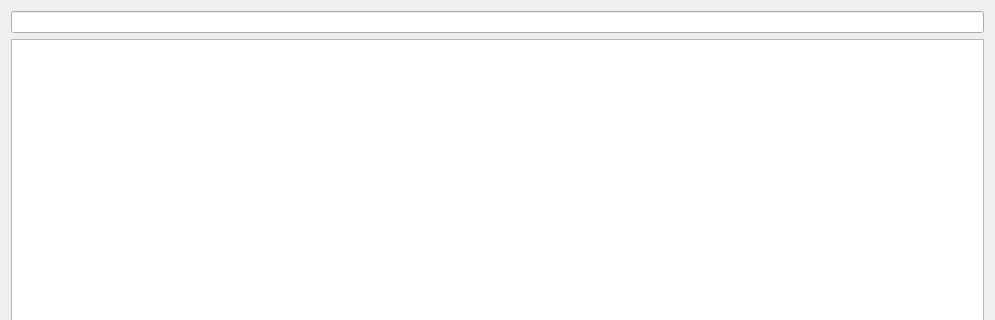
k61n/openhkl, file apps/nsxqt/ui/PeakListPropertyWidget.ui: the form before one commit; both pictures show x 0 to 995 and y 0 to 320 of the 995 by 728 pixel window.
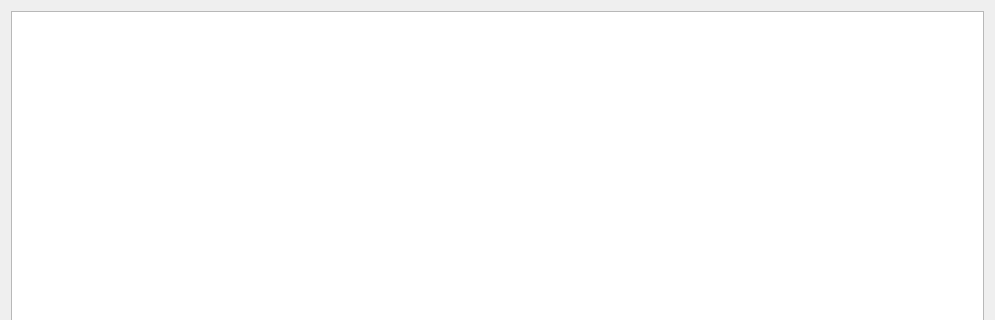
The form after the commit. Custom widgets are drawn as their Qt base class.

Patch:
```diff
--- a/apps/nsxqt/ui/PeakListPropertyWidget.ui
+++ b/apps/nsxqt/ui/PeakListPropertyWidget.ui
@@ -15,9 +15,6 @@
   </property>
   <layout class="QGridLayout" name="gridLayout">
    <item row="0" column="0">
-    <widget class="QLineEdit" name="lineEdit"/>
-   </item>
-   <item row="1" column="0">
     <widget class="PeakTableView" name="tableView">
      <property name="focusPolicy">
       <enum>Qt::StrongFocus</enum>
```
